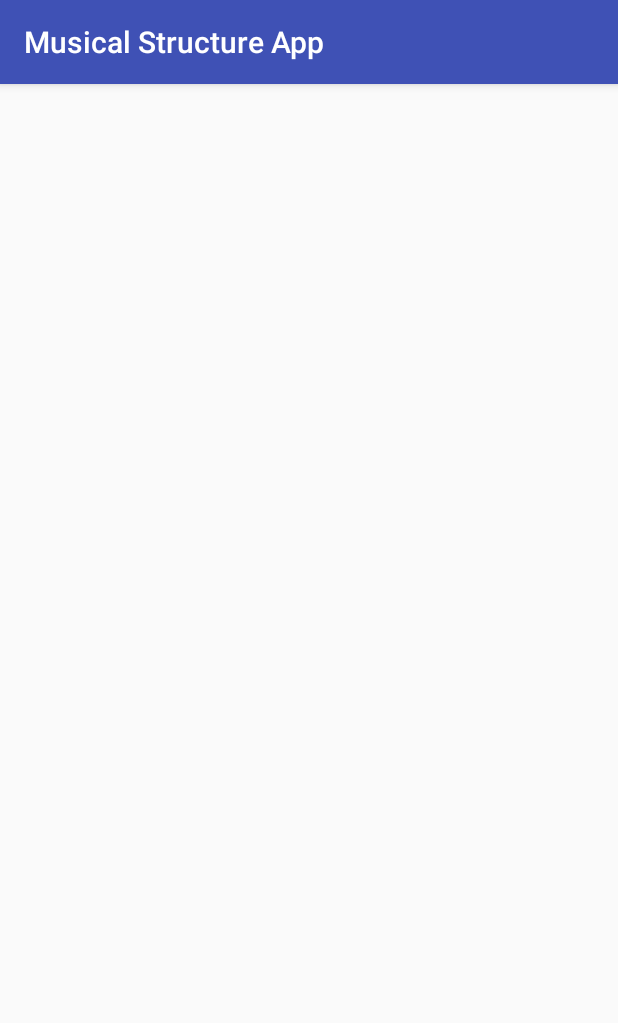
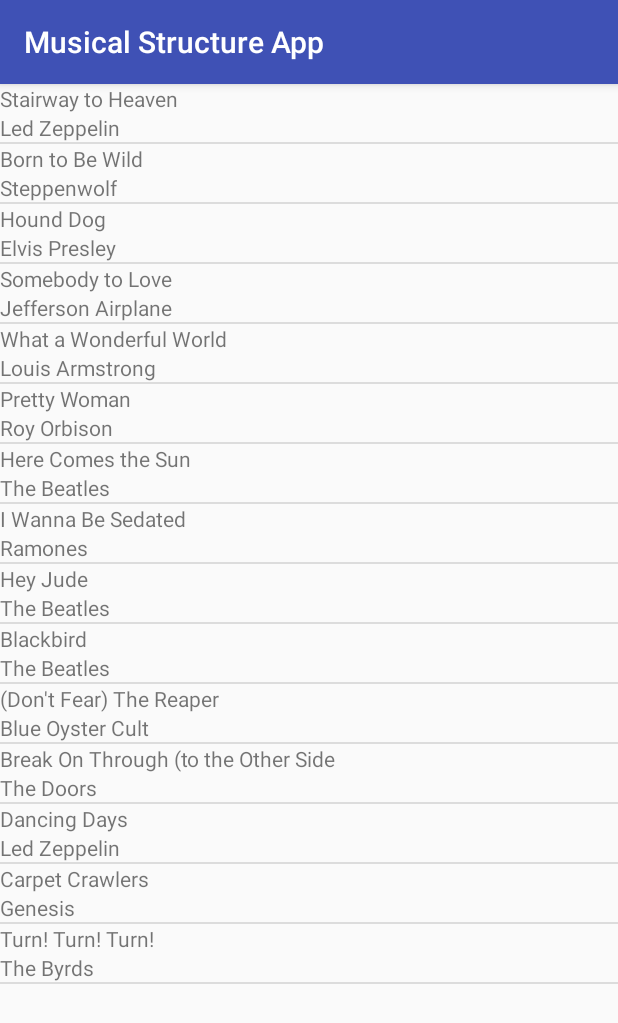
Before and after one commit to chrisabbod/Musical-Structure-App, an Android app: the MainActivity screen opened directly, with no data from a screen before it, on a phone screen of 412 x 824 dp. Shown: the top 1023 px of the screen. Run offline under Robolectric (Android 15) with nearby library versions, the phone set to English and light mode, and no system bars.

Commit message:
<feat:> Add Adapter to MainActivity to Display List of Songs

```diff
--- a/app/src/main/java/com/example/android/musicalstructureapp/MainActivity.java
+++ b/app/src/main/java/com/example/android/musicalstructureapp/MainActivity.java
@@ -2,6 +2,7 @@ package com.example.android.musicalstructureapp;
 
 import android.support.v7.app.AppCompatActivity;
 import android.os.Bundle;
+import android.widget.ListView;
 
 import java.util.ArrayList;
 
@@ -15,5 +16,23 @@ public class MainActivity extends AppCompatActivity {
         ArrayList<Audio> audioArrayList = new ArrayList<Audio>();
 
         audioArrayList.add(new Audio("Stairway to Heaven", "Led Zeppelin"));
+        audioArrayList.add(new Audio("Born to Be Wild", "Steppenwolf"));
+        audioArrayList.add(new Audio("Hound Dog", "Elvis Presley"));
+        audioArrayList.add(new Audio("Somebody to Love", "Jefferson Airplane"));
+        audioArrayList.add(new Audio("What a Wonderful World", "Louis Armstrong"));
+        audioArrayList.add(new Audio("Pretty Woman", "Roy Orbison"));
+        audioArrayList.add(new Audio("Here Comes the Sun", "The Beatles"));
+        audioArrayList.add(new Audio("I Wanna Be Sedated", "Ramones"));
+        audioArrayList.add(new Audio("Hey Jude", "The Beatles"));
+        audioArrayList.add(new Audio("Blackbird", "The Beatles"));
+        audioArrayList.add(new Audio("(Don't Fear) The Reaper", "Blue Oyster Cult"));
+        audioArrayList.add(new Audio("Break On Through (to the Other Side", "The Doors"));
+        audioArrayList.add(new Audio("Dancing Days", "Led Zeppelin"));
+        audioArrayList.add(new Audio("Carpet Crawlers", "Genesis"));
+        audioArrayList.add(new Audio("Turn! Turn! Turn!", "The Byrds"));
+
+        AudioAdapter adapter = new AudioAdapter(this, audioArrayList);
+        ListView listView = (ListView)findViewById(R.id.audio_list);
+        listView.setAdapter(adapter);
     }
 }
--- a/app/src/main/res/layout/activity_main.xml
+++ b/app/src/main/res/layout/activity_main.xml
@@ -1,6 +1,6 @@
 <?xml version="1.0" encoding="utf-8"?>
 <ListView xmlns:android="http://schemas.android.com/apk/res/android"
-    android:id="@+id/list"
+    android:id="@+id/audio_list"
     android:orientation="vertical"
     android:layout_width="match_parent"
     android:layout_height="match_parent">
```
